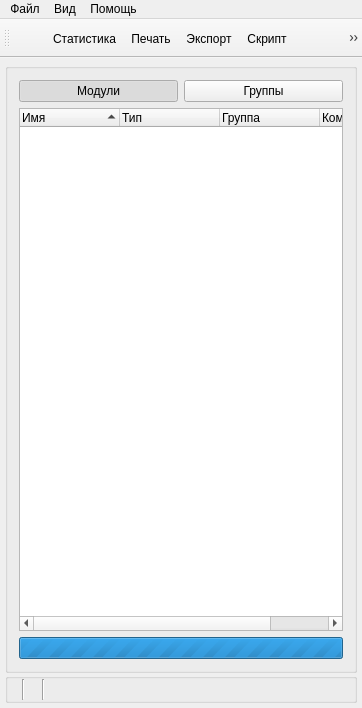
Before: the Qt Designer form src/SVViewer/forms/mainWin.ui in Tyill/SVisual, drawn with Qt 5.
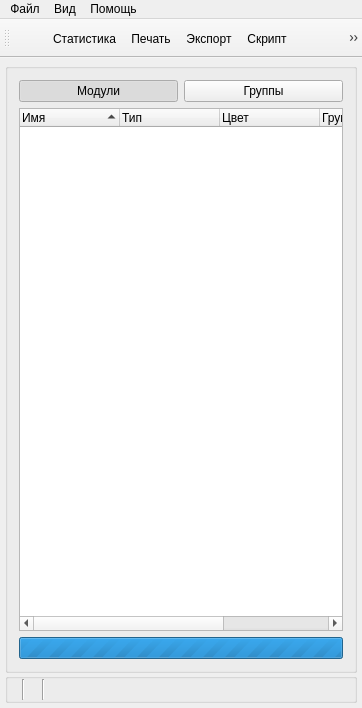
After: the same form once the commit is applied. Icons and pictures are not drawn. Custom widgets are drawn as their Qt base class.

The edit to the form file:
```diff
--- a/src/SVViewer/forms/mainWin.ui
+++ b/src/SVViewer/forms/mainWin.ui
@@ -89,7 +89,7 @@
            <bool>false</bool>
           </property>
           <property name="columnCount">
-           <number>4</number>
+           <number>5</number>
           </property>
           <attribute name="headerShowSortIndicator" stdset="0">
            <bool>true</bool>
@@ -104,6 +104,11 @@
             <string>Тип</string>
            </property>
           </column>
+          <column>
+           <property name="text">
+            <string>Цвет</string>
+           </property>
+          </column>
           <column>
            <property name="text">
             <string>Группа</string>
```
Left out of the diff: 4 changed lines with no effect on the pictures.
